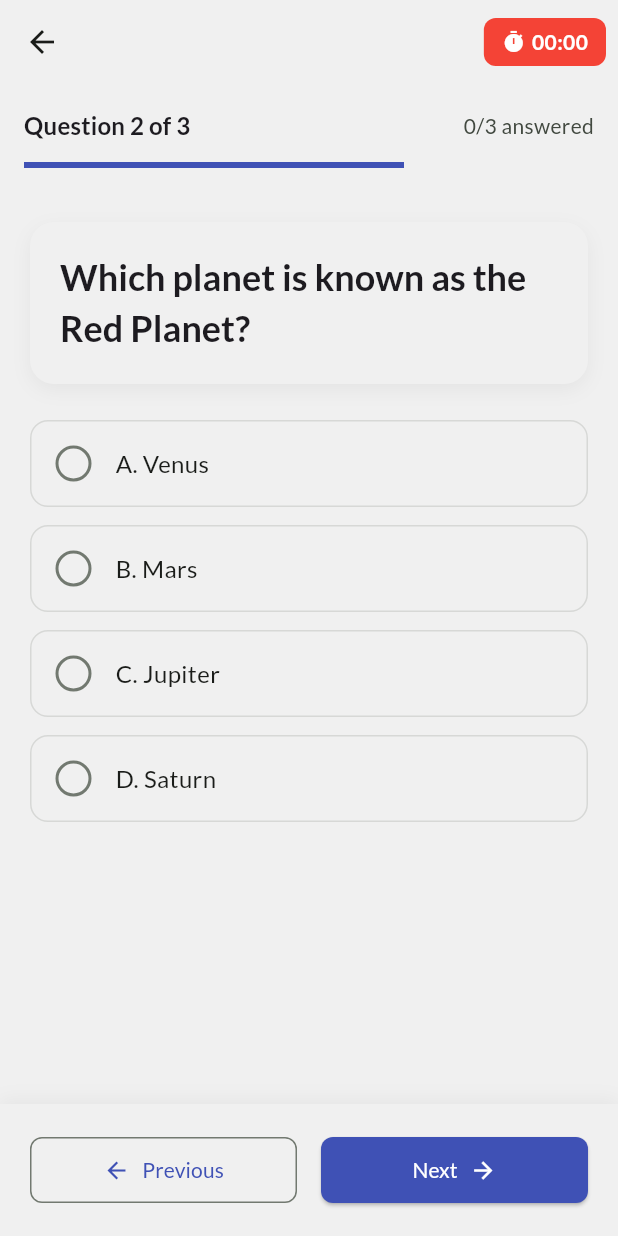
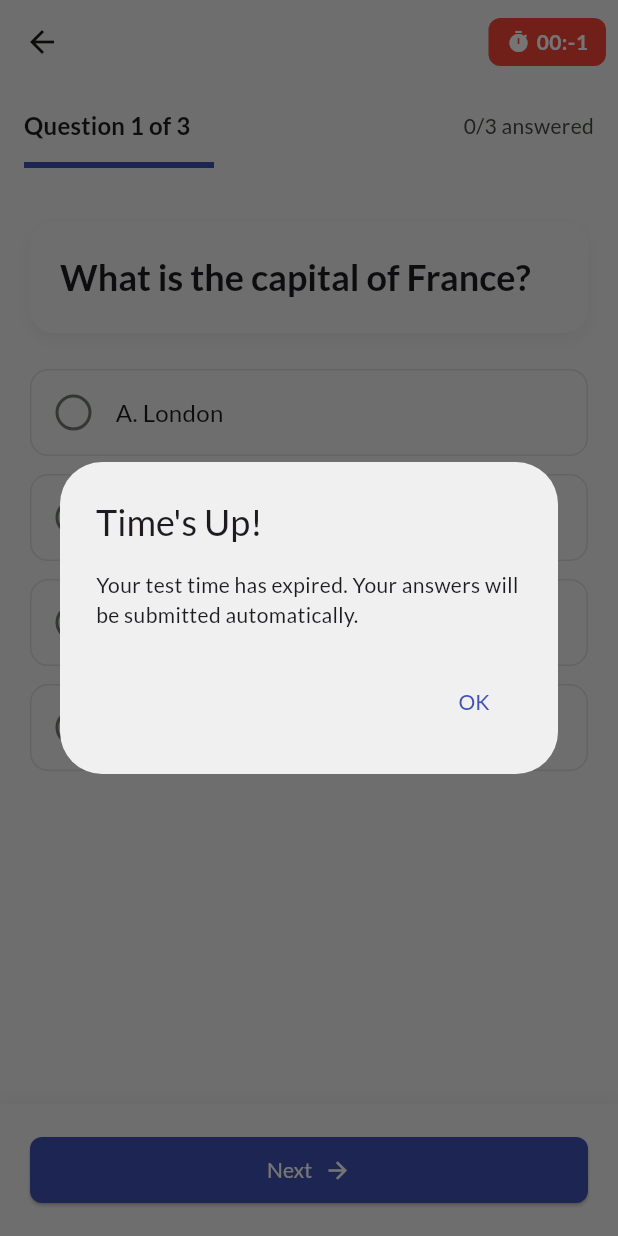
Before and after one commit to EV-OD/testpoint, a Flutter app: the TestTakingScreen screen opened directly with empty values, after a tap on "Next", on a phone screen of 412 x 824 dp. Run offline on Flutter 3.47's test engine with Material 3 defaults, Android fonts, the phone set to English and light mode, and no system bars; our stand-ins replace cloud_firestore, firebase_auth, firebase_core, go_router, google_fonts; accounts and stored records are empty.

Commit message:
feat: auto submit test after time up

```diff
--- a/lib/features/student/screens/test_taking_screen.dart
+++ b/lib/features/student/screens/test_taking_screen.dart
@@ -86,8 +86,44 @@
   }
 
   void _startTimer() {
-    // Simple timer implementation
-    // In production, this should be more robust with proper state management
+    // Start countdown timer that updates every second
+    Future.doWhile(() async {
+      await Future.delayed(const Duration(seconds: 1));
+      if (!mounted) return false;
+
+      setState(() {
+        _remainingTime = Duration(
+          seconds: _remainingTime.inSeconds - 1,
+        );
+      });
+
+      // Check if time is up
+      if (_remainingTime.inSeconds <= 0) {
+        _handleTimeUp();
+        return false;
+      }
+      return true;
+    });
+  }
+
+  void _handleTimeUp() {
+    showDialog(
+      context: context,
+      barrierDismissible: false,
+      builder: (context) => AlertDialog(
+        title: const Text('Time\'s Up!'),
+        content: const Text('Your test time has expired. Your answers will be submitted automatically.'),
+        actions: [
+          TextButton(
+            onPressed: () {
+              Navigator.of(context).pop();
+              _submitTest();
+            },
+            child: const Text('OK'),
+          ),
+        ],
+      ),
+    );
   }
 
   void _handleAntiCheatViolation(String violation) {
@@ -369,9 +405,11 @@
           if (!isFirstQuestion && !isLastQuestion) const SizedBox(width: 16),
           Expanded(
             child: ElevatedButton(
-              onPressed: isLastQuestion ? _reviewAnswers : _nextQuestion,
+              onPressed: isLastQuestion ? _submitTest : _nextQuestion,
               style: ElevatedButton.styleFrom(
-                backgroundColor: Theme.of(context).colorScheme.primary,
+                backgroundColor: isLastQuestion
+                    ? Colors.green
+                    : Theme.of(context).colorScheme.primary,
                 foregroundColor: Colors.white,
                 padding: const EdgeInsets.symmetric(vertical: 12),
                 shape: RoundedRectangleBorder(
@@ -381,10 +419,10 @@
               child: Row(
                 mainAxisAlignment: MainAxisAlignment.center,
                 children: [
-                  Text(isLastQuestion ? 'Review Answers' : 'Next'),
+                  Text(isLastQuestion ? 'Submit Test' : 'Next'),
                   const SizedBox(width: 8),
                   Icon(
-                    isLastQuestion ? Icons.preview : Icons.arrow_forward,
+                    isLastQuestion ? Icons.send : Icons.arrow_forward,
                     size: 18,
                   ),
                 ],
@@ -414,10 +452,7 @@
     }
   }
 
-  void _reviewAnswers() {
-    // TODO: Navigate to review screen or directly submit
-    _submitTest();
-  }
+
 
   Future<bool?> _showExitConfirmation() {
     return showDialog<bool>(
```
